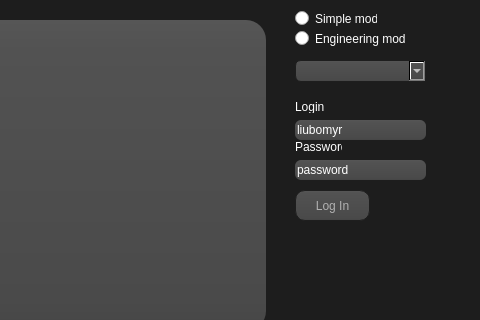
Old version of the form Peer/mainwindow.ui in the repository Lv385/Project; both pictures show x 255 to 735 and y 0 to 320 of the 735 by 575 pixel window.
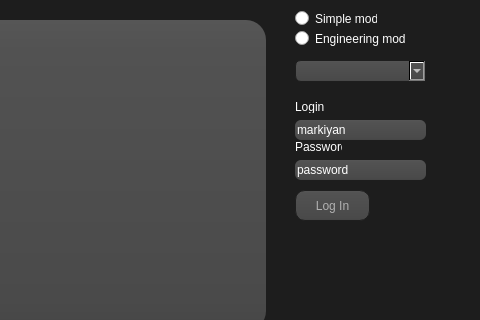
New version of the form.

Patch:
```diff
--- a/Peer/mainwindow.ui
+++ b/Peer/mainwindow.ui
@@ -304,7 +304,7 @@
      </rect>
     </property>
     <property name="text">
-     <string>liubomyr</string>
+     <string>markiyan</string>
     </property>
    </widget>
    <widget class="QLineEdit" name="le_password">
```
